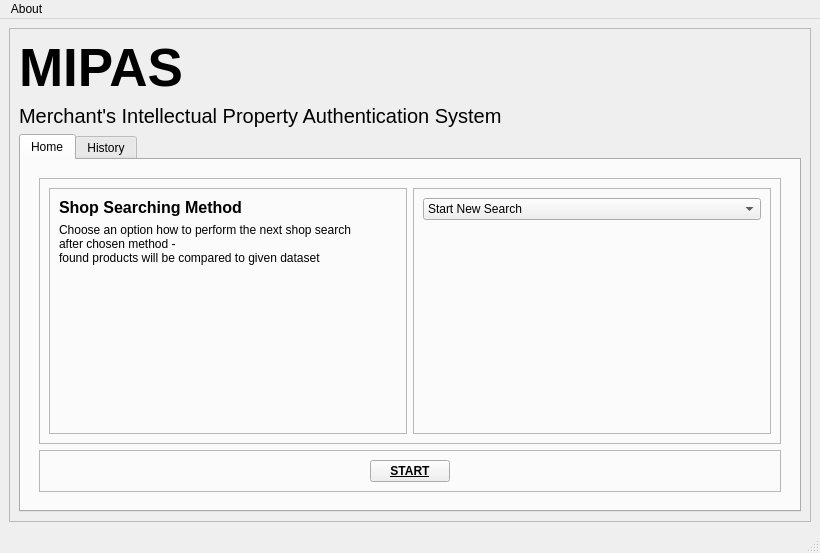
ilanpogr/MIPAS, file ui_files/mainWindow.ui: the form before one commit.
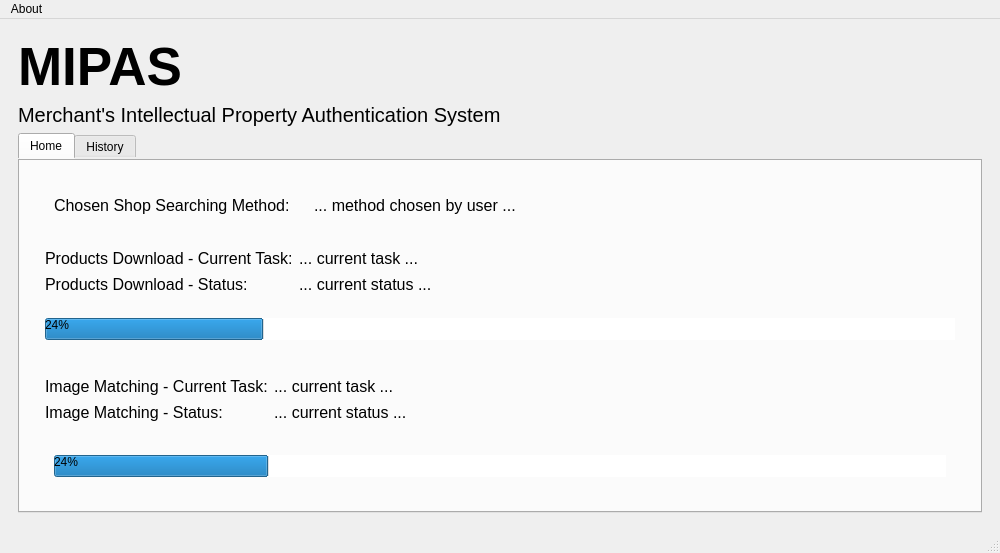
The form after the commit. The open tabs and pages were chosen to show the change.

Commit message: mainWindow edited using qt designer

The edit to the form file:
```diff
--- a/ui_files/mainWindow.ui
+++ b/ui_files/mainWindow.ui
@@ -6,7 +6,7 @@
    <rect>
     <x>0</x>
     <y>0</y>
-    <width>820</width>
+    <width>1000</width>
     <height>553</height>
    </rect>
   </property>
@@ -14,9 +14,12 @@
    <string>MainWindow</string>
   </property>
   <widget class="QWidget" name="centralwidget">
-   <layout class="QVBoxLayout" name="verticalLayout_2">
-    <item>
+   <layout class="QGridLayout" name="gridLayout_19">
+    <item row="0" column="0">
      <widget class="QFrame" name="frame">
+      <property name="styleSheet">
+       <string notr="true">border:0</string>
+      </property>
       <property name="frameShape">
        <enum>QFrame::StyledPanel</enum>
       </property>
@@ -82,6 +85,9 @@
             <kerning>true</kerning>
            </font>
           </property>
+          <property name="styleSheet">
+           <string notr="true"/>
+          </property>
           <attribute name="title">
            <string>Home</string>
           </attribute>
@@ -95,6 +101,9 @@
               <layout class="QGridLayout" name="gridLayout_3">
                <item row="1" column="0">
                 <widget class="QFrame" name="frame_5">
+                 <property name="styleSheet">
+                  <string notr="true"/>
+                 </property>
                  <property name="frameShape">
                   <enum>QFrame::StyledPanel</enum>
                  </property>
@@ -131,6 +140,23 @@
                       <kerning>true</kerning>
                      </font>
                     </property>
+                    <property name="styleSheet">
+                     <string notr="true">QPushButton#start_btn {
+	border-style: outset;
+	border-width: 2px;
+	border-radius: 30px;
+	border: 2px solid gray;
+	padding: 0 8px;
+	background: #7FFF00;
+	min-width: 10em;
+	min-height: 3em;
+}
+
+QPushButton#start_btn:pressed {
+	background-color:#6B8E23;
+	border-style: inset;
+}</string>
+                    </property>
                     <property name="text">
                      <string>START</string>
                     </property>
@@ -154,6 +180,9 @@
                </item>
                <item row="0" column="0">
                 <widget class="QFrame" name="frame_2">
+                 <property name="styleSheet">
+                  <string notr="true">border:0</string>
+                 </property>
                  <property name="frameShape">
                   <enum>QFrame::StyledPanel</enum>
                  </property>
@@ -163,6 +192,9 @@
                  <layout class="QGridLayout" name="gridLayout_4">
                   <item row="1" column="0">
                    <widget class="QFrame" name="frame_3">
+                    <property name="styleSheet">
+                     <string notr="true">border:0</string>
+                    </property>
                     <property name="frameShape">
                      <enum>QFrame::StyledPanel</enum>
                     </property>
@@ -212,6 +244,9 @@
                   </item>
                   <item row="1" column="2">
                    <widget class="QFrame" name="frame_4">
+                    <property name="styleSheet">
+                     <string notr="true">border:0</string>
+                    </property>
                     <property name="frameShape">
                      <enum>QFrame::StyledPanel</enum>
                     </property>
@@ -474,7 +509,351 @@
                </item>
               </layout>
              </widget>
-             <widget class="QWidget" name="end_run"/>
+             <widget class="QWidget" name="multi_run">
+              <layout class="QGridLayout" name="gridLayout_12">
+               <item row="1" column="0">
+                <widget class="QFrame" name="frame_14">
+                 <property name="styleSheet">
+                  <string notr="true">border:0</string>
+                 </property>
+                 <property name="frameShape">
+                  <enum>QFrame::StyledPanel</enum>
+                 </property>
+                 <property name="frameShadow">
+                  <enum>QFrame::Raised</enum>
+                 </property>
+                 <layout class="QGridLayout" name="gridLayout_17">
+                  <item row="0" column="0">
+                   <widget class="QLabel" name="label_7">
+                    <property name="font">
+                     <font>
+                      <pointsize>12</pointsize>
+                      <weight>50</weight>
+                      <bold>false</bold>
+                     </font>
+                    </property>
+                    <property name="text">
+                     <string>Products Download - Current Task:</string>
+                    </property>
+                   </widget>
+                  </item>
+                  <item row="0" column="1">
+                   <widget class="QLabel" name="pd_task_label">
+                    <property name="font">
+                     <font>
+                      <pointsize>12</pointsize>
+                     </font>
+                    </property>
+                    <property name="text">
+                     <string>... current task ...</string>
+                    </property>
+                   </widget>
+                  </item>
+                  <item row="0" column="2">
+                   <spacer name="horizontalSpacer_7">
+                    <property name="orientation">
+                     <enum>Qt::Horizontal</enum>
+                    </property>
+                    <property name="sizeHint" stdset="0">
+                     <size>
+                      <width>40</width>
+                      <height>20</height>
+                     </size>
+                    </property>
+                   </spacer>
+                  </item>
+                  <item row="1" column="0">
+                   <widget class="QLabel" name="label_9">
+                    <property name="font">
+                     <font>
+                      <pointsize>12</pointsize>
+                      <weight>50</weight>
+                      <bold>false</bold>
+                     </font>
+                    </property>
+                    <property name="text">
+                     <string>Products Download - Status:</string>
+                    </property>
+                   </widget>
+                  </item>
+                  <item row="1" column="1">
+                   <widget class="QLabel" name="pd_status_label">
+                    <property name="font">
+                     <font>
+                      <pointsize>12</pointsize>
+                     </font>
+                    </property>
+                    <property name="text">
+                     <string>... current status ...</string>
+                    </property>
+                   </widget>
+                  </item>
+                  <item row="1" column="2">
+                   <spacer name="horizontalSpacer_6">
+                    <property name="orientation">
+                     <enum>Qt::Horizontal</enum>
+                    </property>
+                    <property name="sizeHint" stdset="0">
+                     <size>
+                      <width>40</width>
+                      <height>20</height>
+                     </size>
+                    </property>
+                   </spacer>
+                  </item>
+                 </layout>
+                </widget>
+               </item>
+               <item row="2" column="0">
+                <widget class="QFrame" name="frame_20">
+                 <property name="styleSheet">
+                  <string notr="true">border:0</string>
+                 </property>
+                 <property name="frameShape">
+                  <enum>QFrame::StyledPanel</enum>
+                 </property>
+                 <property name="frameShadow">
+                  <enum>QFrame::Raised</enum>
+                 </property>
+                 <layout class="QGridLayout" name="gridLayout_20">
+                  <item row="1" column="0">
+                   <widget class="QProgressBar" name="im_progressBar_2">
+                    <property name="value">
+                     <number>24</number>
+                    </property>
+                   </widget>
+                  </item>
+                 </layout>
+                </widget>
+               </item>
+               <item row="5" column="0">
+                <widget class="QFrame" name="frame_13">
+                 <property name="styleSheet">
+                  <string notr="true">border:0</string>
+                 </property>
+                 <property name="frameShape">
+                  <enum>QFrame::StyledPanel</enum>
+                 </property>
+                 <property name="frameShadow">
+                  <enum>QFrame::Raised</enum>
+                 </property>
+                 <layout class="QGridLayout" name="gridLayout_13">
+                  <item row="1" column="0">
+                   <widget class="QFrame" name="frame_15">
+                    <property name="styleSheet">
+                     <string notr="true">border:0</string>
+                    </property>
+                    <property name="frameShape">
+                     <enum>QFrame::StyledPanel</enum>
+                    </property>
+                    <property name="frameShadow">
+                     <enum>QFrame::Raised</enum>
+                    </property>
+                    <layout class="QGridLayout" name="gridLayout_14">
+                     <item row="1" column="0">
+                      <widget class="QProgressBar" name="im_progressBar">
+                       <property name="value">
+                        <number>24</number>
+                       </property>
+                      </widget>
+                     </item>
+                    </layout>
+                   </widget>
+                  </item>
+                 </layout>
+                </widget>
+               </item>
+               <item row="0" column="0">
+                <widget class="QFrame" name="frame_16">
+                 <property name="styleSheet">
+                  <string notr="true">border:0</string>
+                 </property>
+                 <property name="frameShape">
+                  <enum>QFrame::StyledPanel</enum>
+                 </property>
+                 <property name="frameShadow">
+                  <enum>QFrame::Raised</enum>
+                 </property>
+                 <layout class="QHBoxLayout" name="horizontalLayout_2">
+                  <item>
+                   <widget class="QFrame" name="frame_17">
+                    <property name="styleSheet">
+                     <string notr="true">border:0</string>
+                    </property>
+                    <property name="frameShape">
+                     <enum>QFrame::StyledPanel</enum>
+                    </property>
+                    <property name="frameShadow">
+                     <enum>QFrame::Raised</enum>
+                    </property>
+                    <layout class="QGridLayout" name="gridLayout_15">
+                     <item row="0" column="0">
+                      <widget class="QLabel" name="label_10">
+                       <property name="font">
+                        <font>
+                         <pointsize>12</pointsize>
+                        </font>
+                       </property>
+                       <property name="text">
+                        <string>Chosen Shop Searching Method:</string>
+                       </property>
+                      </widget>
+                     </item>
+                    </layout>
+                   </widget>
+                  </item>
+                  <item>
+                   <widget class="QFrame" name="frame_18">
+                    <property name="styleSheet">
+                     <string notr="true">border:0</string>
+                    </property>
+                    <property name="frameShape">
+                     <enum>QFrame::StyledPanel</enum>
+                    </property>
+                    <property name="frameShadow">
+                     <enum>QFrame::Raised</enum>
+                    </property>
+                    <layout class="QGridLayout" name="gridLayout_16">
+                     <item row="0" column="1">
+                      <spacer name="horizontalSpacer_8">
+                       <property name="orientation">
+                        <enum>Qt::Horizontal</enum>
+                       </property>
+                       <property name="sizeHint" stdset="0">
+                        <size>
+                         <width>40</width>
+                         <height>20</height>
+                        </size>
+                       </property>
+                      </spacer>
+                     </item>
+                     <item row="0" column="0">
+                      <widget class="QLabel" name="method_label_2">
+                       <property name="font">
+                        <font>
+                         <pointsize>12</pointsize>
+                        </font>
+                       </property>
+                       <property name="text">
+                        <string>... method chosen by user ...</string>
+                       </property>
+                      </widget>
+                     </item>
+                    </layout>
+                   </widget>
+                  </item>
+                 </layout>
+                </widget>
+               </item>
+               <item row="4" column="0">
+                <widget class="QFrame" name="frame_19">
+                 <property name="styleSheet">
+                  <string notr="true">border:0</string>
+                 </property>
+                 <property name="frameShape">
+                  <enum>QFrame::StyledPanel</enum>
+                 </property>
+                 <property name="frameShadow">
+                  <enum>QFrame::Raised</enum>
+                 </property>
+                 <layout class="QGridLayout" name="gridLayout_18">
+                  <item row="0" column="0">
+                   <widget class="QLabel" name="label_11">
+                    <property name="font">
+                     <font>
+                      <pointsize>12</pointsize>
+                      <weight>50</weight>
+                      <bold>false</bold>
+                     </font>
+                    </property>
+                    <property name="text">
+                     <string>Image Matching - Current Task:</string>
+                    </property>
+                   </widget>
+                  </item>
+                  <item row="1" column="0">
+                   <widget class="QLabel" name="label_12">
+                    <property name="font">
+                     <font>
+                      <pointsize>12</pointsize>
+                      <weight>50</weight>
+                      <bold>false</bold>
+                     </font>
+                    </property>
+                    <property name="text">
+                     <string>Image Matching - Status:</string>
+                    </property>
+                   </widget>
+                  </item>
+                  <item row="1" column="2">
+                   <spacer name="horizontalSpacer_10">
+                    <property name="orientation">
+                     <enum>Qt::Horizontal</enum>
+                    </property>
+                    <property name="sizeHint" stdset="0">
+                     <size>
+                      <width>40</width>
+                      <height>20</height>
+                     </size>
+                    </property>
+                   </spacer>
+                  </item>
+                  <item row="1" column="1">
+                   <widget class="QLabel" name="im_status_label">
+                    <property name="font">
+                     <font>
+                      <pointsize>12</pointsize>
+                     </font>
+                    </property>
+                    <property name="text">
+                     <string>... current status ...</string>
+                    </property>
+                   </widget>
+                  </item>
+                  <item row="0" column="2">
+                   <spacer name="horizontalSpacer_9">
+                    <property name="orientation">
+                     <enum>Qt::Horizontal</enum>
+                    </property>
+                    <property name="sizeHint" stdset="0">
+                     <size>
+                      <width>40</width>
+                      <height>20</height>
+                     </size>
+                    </property>
+                   </spacer>
+                  </item>
+                  <item row="0" column="1">
+                   <widget class="QLabel" name="im_task_label">
+                    <property name="font">
+                     <font>
+                      <pointsize>12</pointsize>
+                     </font>
+                    </property>
+                    <property name="text">
+                     <string>... current task ...</string>
+                    </property>
+                   </widget>
+                  </item>
+                 </layout>
+                </widget>
+               </item>
+               <item row="3" column="0">
+                <spacer name="verticalSpacer_3">
+                 <property name="orientation">
+                  <enum>Qt::Vertical</enum>
+                 </property>
+                 <property name="sizeHint" stdset="0">
+                  <size>
+                   <width>20</width>
+                   <height>40</height>
+                  </size>
+                 </property>
+                </spacer>
+               </item>
+              </layout>
+             </widget>
+             <widget class="QWidget" name="summary"/>
             </widget>
            </item>
           </layout>
@@ -496,7 +875,7 @@
     <rect>
      <x>0</x>
      <y>0</y>
-     <width>820</width>
+     <width>1000</width>
      <height>21</height>
     </rect>
    </property>
```
Left out of the diff: 28 changed lines with no effect on the pictures. The commit also changes 1 other file.
